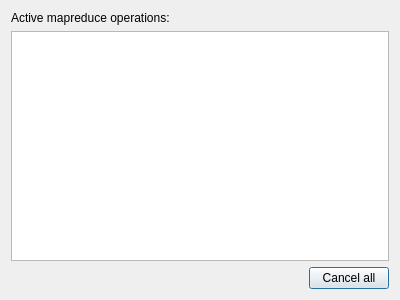
This is modelfitting/src/mapreduceprogress.ui in davidsansome/gait-modelfitting as Qt 5 draws it before an edit. The edited form follows.
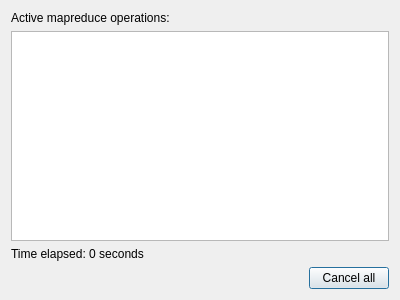
This is the edited form.

Commit message: Time elapsed counter

```diff
--- a/modelfitting/src/mapreduceprogress.ui
+++ b/modelfitting/src/mapreduceprogress.ui
@@ -42,6 +42,13 @@
      </property>
     </widget>
    </item>
+   <item>
+    <widget class="QLabel" name="timeElapsed" >
+     <property name="text" >
+      <string>Time elapsed: 0 seconds</string>
+     </property>
+    </widget>
+   </item>
    <item>
     <layout class="QHBoxLayout" name="horizontalLayout" >
      <item>
```
The commit also changes 2 other files.
